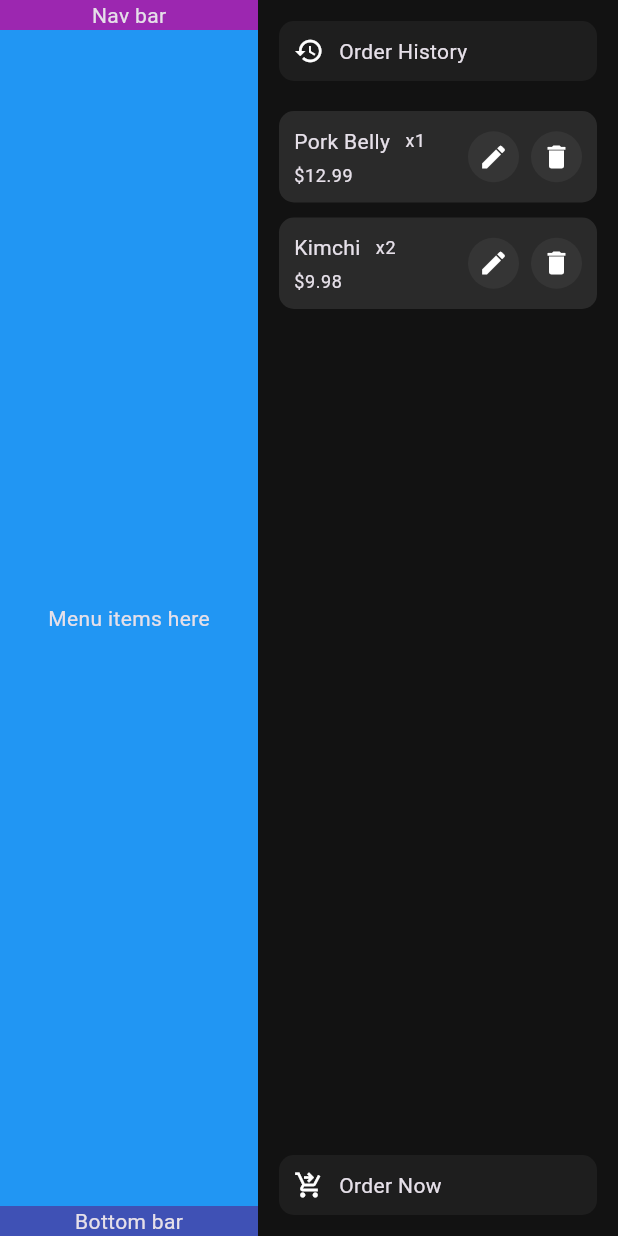
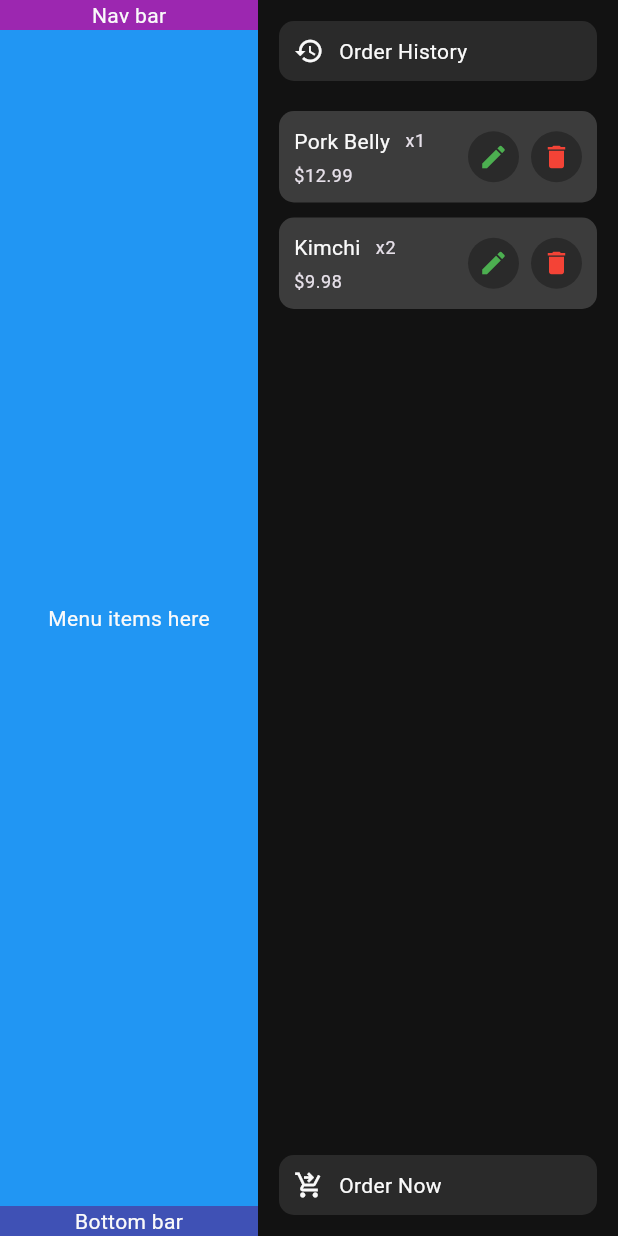
Before and after one commit to TurtwigPlayz/Gogi-Ordering-Interface, a Flutter app: the screen it shows after launch, on a phone screen of 412 x 824 dp. Run offline on Flutter 3.47's test engine with Material 3 defaults, Android fonts, the phone set to English and light mode, and no system bars.

Commit message:
Worked on theme stuff

```diff
--- a/lib/theme_data.dart
+++ b/lib/theme_data.dart
@@ -2,48 +2,38 @@ import 'package:flutter/material.dart';
 
 final ThemeData darkTheme = ThemeData(
   brightness: Brightness.dark,
-  primarySwatch: const MaterialColor(
-    0xFF121212,
-    <int, Color>{
-      50: Color(0xFF121212),
-      100: Color(0xFF121212),
-      200: Color(0xFF121212),
-      300: Color(0xFF121212),
-      400: Color(0xFF121212),
-      500: Color(0xFF121212),
-      600: Color(0xFF121212),
-      700: Color(0xFF121212),
-      800: Color(0xFF121212),
-      900: Color(0xFF121212),
-    },
-  ),
+  cardColor: const Color(0xFF3C3C3C),
+  shadowColor: const Color(0xFF2A2A2A),
   scaffoldBackgroundColor: const Color(0xFF121212),
   dialogBackgroundColor: const Color(0xFF121212),
   appBarTheme: const AppBarTheme(
     backgroundColor: Color(0xFF1A1A1A),
   ),
+  iconTheme: const IconThemeData(
+    color: Color(0xFFFAFAFA)
+  ),
+  textTheme: const TextTheme(
+    bodyMedium: TextStyle(
+      color: Color(0xFFFAFAFA)
+    )
+  )
 );
 
 final ThemeData lightTheme = ThemeData(
   brightness: Brightness.light,
-  primarySwatch: const MaterialColor(
-    0xFF121212,
-    <int, Color>{
-      50: Color(0xFF121212),
-      100: Color(0xFF121212),
-      200: Color(0xFF121212),
-      300: Color(0xFF121212),
-      400: Color(0xFF121212),
-      500: Color(0xFF121212),
-      600: Color(0xFF121212),
-      700: Color(0xFF121212),
-      800: Color(0xFF121212),
-      900: Color(0xFF121212),
-    },
+  cardColor: const Color(0xFFF1F1F1),
+  shadowColor: const Color(0xFFE8E8E8),
+  scaffoldBackgroundColor: const Color(0xFFFAFAFA),
+  dialogBackgroundColor: const Color(0xFFFAFAFA),
+  appBarTheme: const AppBarTheme(
+    backgroundColor: Color(0xFFFAFAFA),
   ),
-  scaffoldBackgroundColor: const Color(0xFF121212),
-  dialogBackgroundColor: const Color(0xFF121212),
-  appBarTheme: const AppBarTheme(
-    backgroundColor: Colors.blue,
+  iconTheme: const IconThemeData(
+    color: Color(0xFF121212)
   ),
+  textTheme: const TextTheme(
+    bodyMedium: TextStyle(
+      color: Color(0xFF121212)
+    )
+  )
 );
--- a/lib/widgets/inkwell_button.dart
+++ b/lib/widgets/inkwell_button.dart
@@ -9,21 +9,26 @@ class InkwellButton extends StatelessWidget {
     this.padding = 10.0,
     this.iconSize = 20.0,
     this.borderRadius = 10.0,
+    this.splashColor,
   });
 
   final VoidCallback onTap;
   final String? title;
   final IconData? icon;
+  final Color? splashColor;
   final double padding;
   final double iconSize;
   final double borderRadius;
 
   @override
   Widget build(BuildContext context) {
+    final color = splashColor != null ? splashColor! : Theme.of(context).iconTheme.color!;
+
     return Material(
-      color: Colors.white.withOpacity(0.05),
+      color: Theme.of(context).shadowColor,
       borderRadius: BorderRadius.circular(borderRadius),
       child: InkWell(
+        splashColor: color.withOpacity(0.2),
         onTap: onTap,
         borderRadius: BorderRadius.circular(borderRadius),
         child: Padding(
@@ -33,13 +38,15 @@ class InkwellButton extends StatelessWidget {
               if (icon != null) Icon(
                 icon,
                 size: iconSize,
-                color: Theme.of(context).iconTheme.color,
+                color: color,
               ),
               if (title != null) ...<Widget>[
                 const SizedBox(width: 10.0),
                 Text(
                   title!,
-                  style: Theme.of(context).textTheme.bodyMedium,
+                  style: Theme.of(context).textTheme.bodyMedium!.copyWith(
+                    color: color
+                  ),
                 ),
               ],
             ],
--- a/lib/widgets/order_item.dart
+++ b/lib/widgets/order_item.dart
@@ -24,7 +24,7 @@ class OrderItem extends StatelessWidget {
     final session = Provider.of<SessionProvider>(context, listen: false);
 
     return Material(
-      color: Colors.white.withOpacity(0.1),
+      color: Theme.of(context).cardColor,
       borderRadius: borderRadius,
       child: Padding(
         padding: const EdgeInsets.all(10.0),
@@ -58,6 +58,7 @@ class OrderItem extends StatelessWidget {
               InkwellButton(
                 onTap: () => {},
                 icon: Icons.edit,
+                splashColor: Colors.green,
                 borderRadius: iconBorderRadius,
                 padding: iconPadding,
               ),
@@ -65,6 +66,7 @@ class OrderItem extends StatelessWidget {
               InkwellButton(
                 onTap: () => session.removeFromOrder(model.menuItem),
                 icon: Icons.delete,
+                splashColor: Colors.red,
                 borderRadius: iconBorderRadius,
                 padding: iconPadding,
               ),
```
